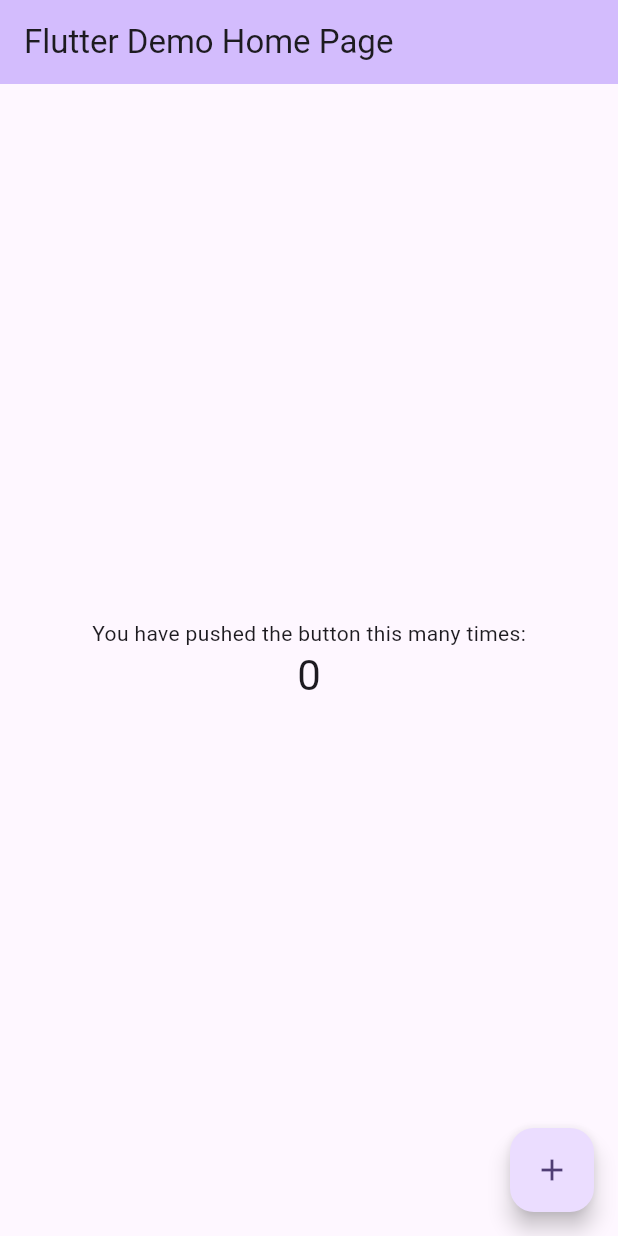
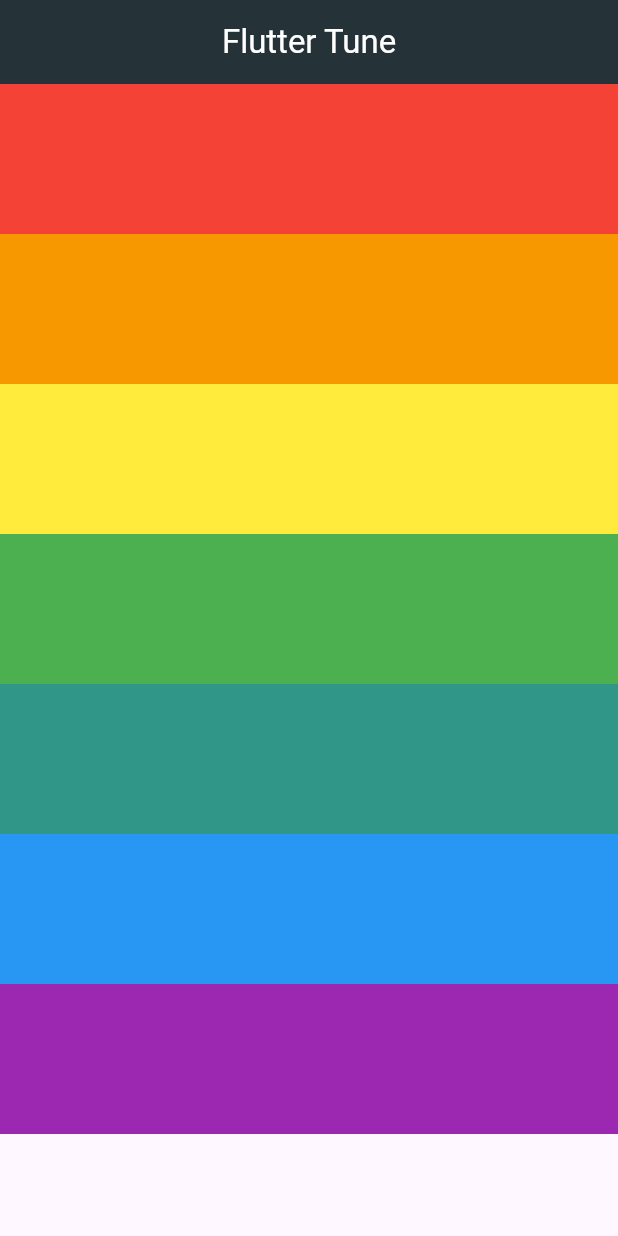
Before and after one commit to Abdo-Elsabagh/tuness_player_app, a Flutter app: the screen it shows after launch, on a phone screen of 412 x 824 dp. Run offline on Flutter 3.47's test engine with Material 3 defaults, Android fonts, the phone set to English and light mode, and no system bars; our stand-ins replace audioplayers.

Commit message:
"Added Audioplayers plugin and dependencies, removed default Flutter demo code, and updated plugin registrations for Linux, macOS, and Windows." finsh app

```diff
--- a/lib/main.dart
+++ b/lib/main.dart
@@ -1,4 +1,5 @@
 import 'package:flutter/material.dart';
+import 'package:tuness_player_app/screen/tunes_viem.dart';
 
 void main() {
   runApp(const MyApp());
@@ -7,119 +8,11 @@
 class MyApp extends StatelessWidget {
   const MyApp({super.key});
 
-  // This widget is the root of your application.
   @override
   Widget build(BuildContext context) {
     return MaterialApp(
-      title: 'Flutter Demo',
-      theme: ThemeData(
-        // This is the theme of your application.
-        //
-        // TRY THIS: Try running your application with "flutter run". You'll see
-        // the application has a purple toolbar. Then, without quitting the app,
-        // try changing the seedColor in the colorScheme below to Colors.green
-        // and then invoke "hot reload" (save your changes or press the "hot
-        // reload" button in a Flutter-supported IDE, or press "r" if you used
-        // the command line to start the app).
-        //
-        // Notice that the counter didn't reset back to zero; the application
-        // state is not lost during the reload. To reset the state, use hot
-        // restart instead.
-        //
-        // This works for code too, not just values: Most code changes can be
-        // tested with just a hot reload.
-        colorScheme: ColorScheme.fromSeed(seedColor: Colors.deepPurple),
-        useMaterial3: true,
-      ),
-      home: const MyHomePage(title: 'Flutter Demo Home Page'),
+      debugShowCheckedModeBanner: false,
+      home: TunesVuem(),
     );
   }
 }
-
-class MyHomePage extends StatefulWidget {
-  const MyHomePage({super.key, required this.title});
-
-  // This widget is the home page of your application. It is stateful, meaning
-  // that it has a State object (defined below) that contains fields that affect
-  // how it looks.
-
-  // This class is the configuration for the state. It holds the values (in this
-  // case the title) provided by the parent (in this case the App widget) and
-  // used by the build method of the State. Fields in a Widget subclass are
-  // always marked "final".
-
-  final String title;
-
-  @override
-  State<MyHomePage> createState() => _MyHomePageState();
-}
-
-class _MyHomePageState extends State<MyHomePage> {
-  int _counter = 0;
-
-  void _incrementCounter() {
-    setState(() {
-      // This call to setState tells the Flutter framework that something has
-      // changed in this State, which causes it to rerun the build method below
-      // so that the display can reflect the updated values. If we changed
-      // _counter without calling setState(), then the build method would not be
-      // called again, and so nothing would appear to happen.
-      _counter++;
-    });
-  }
-
-  @override
-  Widget build(BuildContext context) {
-    // This method is rerun every time setState is called, for instance as done
-    // by the _incrementCounter method above.
-    //
-    // The Flutter framework has been optimized to make rerunning build methods
-    // fast, so that you can just rebuild anything that needs updating rather
-    // than having to individually change instances of widgets.
-    return Scaffold(
-      appBar: AppBar(
-        // TRY THIS: Try changing the color here to a specific color (to
-        // Colors.amber, perhaps?) and trigger a hot reload to see the AppBar
-        // change color while the other colors stay the same.
-        backgroundColor: Theme.of(context).colorScheme.inversePrimary,
-        // Here we take the value from the MyHomePage object that was created by
-        // the App.build method, and use it to set our appbar title.
-        title: Text(widget.title),
-      ),
-      body: Center(
-        // Center is a layout widget. It takes a single child and positions it
-        // in the middle of the parent.
-        child: Column(
-          // Column is also a layout widget. It takes a list of children and
-          // arranges them vertically. By default, it sizes itself to fit its
-          // children horizontally, and tries to be as tall as its parent.
-          //
-          // Column has various properties to control how it sizes itself and
-          // how it positions its children. Here we use mainAxisAlignment to
-          // center the children vertically; the main axis here is the vertical
-          // axis because Columns are vertical (the cross axis would be
-          // horizontal).
-          //
-          // TRY THIS: Invoke "debug painting" (choose the "Toggle Debug Paint"
-          // action in the IDE, or press "p" in the console), to see the
-          // wireframe for each widget.
-          mainAxisAlignment: MainAxisAlignment.center,
-          children: <Widget>[
-            const Text(
-              'You have pushed the button this many times:',
-            ),
-            Text(
-              '$_counter',
-              style: Theme.of(context).textTheme.headlineMedium,
-            ),
-          ],
-        ),
-      ),
-      floatingActionButton: FloatingActionButton(
-        onPressed: _incrementCounter,
-        tooltip: 'Increment',
-        child: const Icon(Icons.add),
-      ), // This trailing comma makes auto-formatting nicer for build methods.
-    );
-  }
-}
--- /dev/null
+++ b/lib/model/tunes_model.dart
@@ -0,0 +1,12 @@
+import 'package:audioplayers/audioplayers.dart';
+import 'package:flutter/material.dart';
+
+class TunesModel {
+  final Color color;
+  final String sound;
+  TunesModel({required this.color, required this.sound});
+  playSound() {
+    final player = AudioPlayer();
+    player.play(AssetSource(sound));
+  }
+}
--- /dev/null
+++ b/lib/screen/tunes_viem.dart
@@ -0,0 +1,36 @@
+import 'package:flutter/material.dart';
+import 'package:tuness_player_app/model/tunes_model.dart';
+import 'package:tuness_player_app/viems/tunes_item.dart';
+
+class TunesVuem extends StatelessWidget {
+  TunesVuem({super.key});
+  final List<TunesModel> item = [
+    TunesModel(color: const Color(0xffF44336), sound: 'note1.wav'),
+    TunesModel(color: const Color(0xffF89800), sound: 'note2.wav'),
+    TunesModel(color: const Color(0xffFEEB3B), sound: 'note3.wav'),
+    TunesModel(color: const Color(0xff4CAF50), sound: 'note4.wav'),
+    TunesModel(color: const Color(0xff2F9688), sound: 'note5.wav'),
+    TunesModel(color: const Color(0xff2896F3), sound: 'note6.wav'),
+    TunesModel(color: const Color(0xff9C27B0), sound: 'note7.wav'),
+  ];
+  @override
+  Widget build(BuildContext context) {
+    return Scaffold(
+      appBar: AppBar(
+        centerTitle: true,
+        title: const Text(
+          'Flutter Tune',
+          style: TextStyle(color: Colors.white),
+        ),
+        backgroundColor: const Color(0xff253238),
+        elevation: 0,
+      ),
+      body: ListView.builder(
+        itemCount: item.length,
+        itemBuilder: (context, index) {
+          return tuneViem(tune: item[index]);
+        },
+      ),
+    );
+  }
+}
--- /dev/null
+++ b/lib/viems/tunes_item.dart
@@ -0,0 +1,19 @@
+import 'package:flutter/material.dart';
+import 'package:tuness_player_app/model/tunes_model.dart';
+
+class tuneViem extends StatelessWidget {
+  const tuneViem({super.key, required this.tune});
+  final TunesModel tune;
+  @override
+  Widget build(BuildContext context) {
+    return GestureDetector(
+      onTap: () {
+        tune.playSound();
+      },
+      child: Container(
+        height: 100,
+        color: tune.color,
+      ),
+    );
+  }
+}
```
Also changed, not shown: pubspec.yaml (+6 -14 lines), pubspec.lock, 5 other files.
